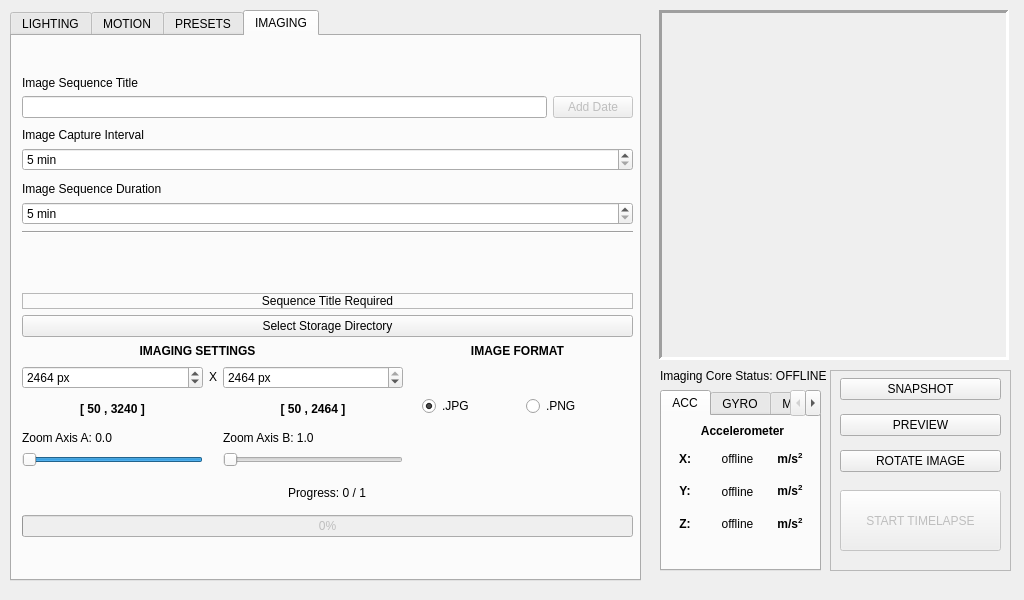
The window that _ui/Clinostat.ui (CoCl-Jerry/SciSpin_Max_Dev) describes before a commit, drawn with Qt 5.
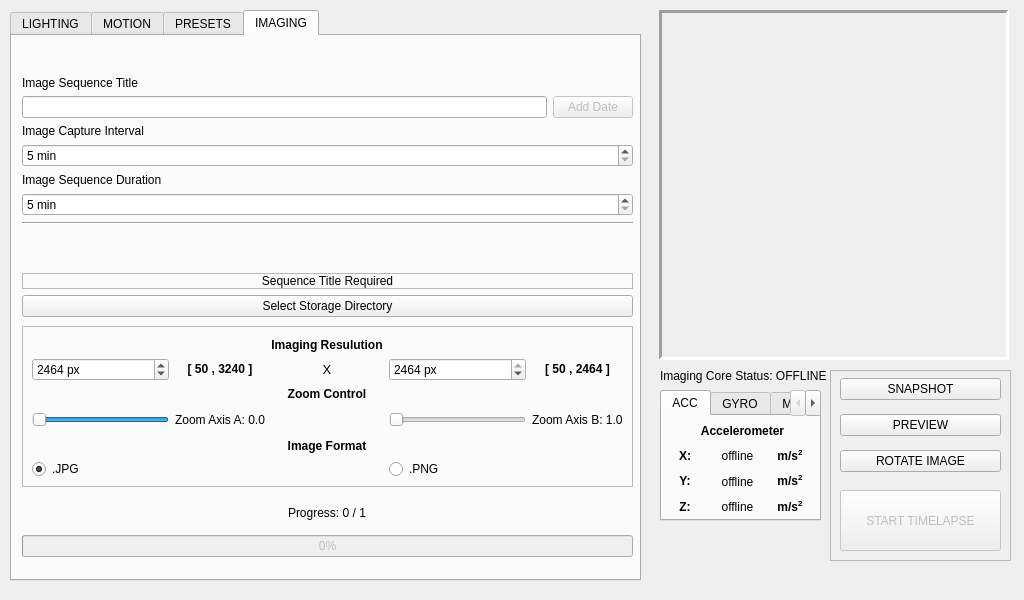
The same window after the commit. The open tabs and pages were chosen to show the change. Icons and pictures are not drawn.

What changed in the file:
```diff
--- a/_ui/Clinostat.ui
+++ b/_ui/Clinostat.ui
@@ -1038,7 +1038,7 @@
         <x>10</x>
         <y>40</y>
         <width>611</width>
-        <height>261</height>
+        <height>241</height>
        </rect>
       </property>
       <layout class="QVBoxLayout" name="verticalLayout_3">
@@ -1217,7 +1217,7 @@
       <property name="geometry">
        <rect>
         <x>10</x>
-        <y>440</y>
+        <y>460</y>
         <width>611</width>
         <height>61</height>
        </rect>
@@ -1242,117 +1242,57 @@
        </item>
       </layout>
      </widget>
-     <widget class="QLabel" name="resolution_label">
+     <widget class="QFrame" name="frame_3">
       <property name="geometry">
        <rect>
-        <x>70</x>
-        <y>300</y>
-        <width>231</width>
-        <height>31</height>
+        <x>10</x>
+        <y>290</y>
+        <width>611</width>
+        <height>161</height>
        </rect>
       </property>
-      <property name="text">
-       <string>&lt;html&gt;&lt;head/&gt;&lt;body&gt;&lt;p align=&quot;center&quot;&gt;&lt;span style=&quot; font-weight:600;&quot;&gt;IMAGING SETTINGS&lt;/span&gt;&lt;/p&gt;&lt;/body&gt;&lt;/html&gt;</string>
+      <property name="frameShape">
+       <enum>QFrame::StyledPanel</enum>
       </property>
-     </widget>
-     <widget class="QWidget" name="horizontalLayoutWidget_6">
-      <property name="geometry">
-       <rect>
-        <x>410</x>
-        <y>340</y>
-        <width>201</width>
-        <height>61</height>
-       </rect>
-      </property>
-      <layout class="QHBoxLayout" name="horizontalLayout_7">
-       <item>
-        <widget class="QRadioButton" name="JPG_radioButton">
-         <property name="text">
-          <string>.JPG</string>
-         </property>
-         <property name="checked">
-          <bool>true</bool>
-         </property>
-        </widget>
-       </item>
-       <item>
-        <widget class="QRadioButton" name="PNG_radioButton">
-         <property name="text">
-          <string>.PNG</string>
-         </property>
-        </widget>
-       </item>
-      </layout>
-     </widget>
-     <widget class="QLabel" name="resolution_label_2">
-      <property name="geometry">
-       <rect>
-        <x>390</x>
-        <y>300</y>
-        <width>231</width>
-        <height>31</height>
-       </rect>
-      </property>
-      <property name="text">
-       <string>&lt;html&gt;&lt;head/&gt;&lt;body&gt;&lt;p align=&quot;center&quot;&gt;&lt;span style=&quot; font-weight:600;&quot;&gt;IMAGE FORMAT&lt;/span&gt;&lt;/p&gt;&lt;/body&gt;&lt;/html&gt;</string>
+      <property name="frameShadow">
+       <enum>QFrame::Sunken</enum>
       </property>
      </widget>
      <widget class="QWidget" name="gridLayoutWidget_2">
       <property name="geometry">
        <rect>
-        <x>10</x>
-        <y>330</y>
-        <width>381</width>
-        <height>101</height>
+        <x>20</x>
+        <y>302</y>
+        <width>591</width>
+        <height>141</height>
        </rect>
       </property>
       <layout class="QGridLayout" name="gridLayout_2">
-       <item row="0" column="0">
-        <widget class="QSpinBox" name="x_resolution_spinBox">
-         <property name="suffix">
-          <string> px</string>
-         </property>
-         <property name="minimum">
-          <number>50</number>
-         </property>
-         <property name="maximum">
-          <number>3240</number>
-         </property>
-         <property name="value">
-          <number>2464</number>
-         </property>
-        </widget>
-       </item>
-       <item row="1" column="0">
-        <widget class="QLabel" name="label_2">
-         <property name="text">
-          <string>&lt;html&gt;&lt;head/&gt;&lt;body&gt;&lt;p align=&quot;center&quot;&gt;&lt;span style=&quot; font-weight:600; color:#000000;&quot;&gt;[ 50 , 3240 ]&lt;/span&gt;&lt;/p&gt;&lt;/body&gt;&lt;/html&gt;</string>
-         </property>
-         <property name="alignment">
-          <set>Qt::AlignCenter</set>
-         </property>
-        </widget>
-       </item>
-       <item row="1" column="1">
+       <item row="3" column="2">
         <widget class="QLabel" name="CoreCtr_label_6">
          <property name="text">
           <string>&lt;html&gt;&lt;head/&gt;&lt;body&gt;&lt;p align=&quot;center&quot;&gt;&lt;br/&gt;&lt;/p&gt;&lt;/body&gt;&lt;/html&gt;</string>
          </property>
         </widget>
        </item>
+       <item row="3" column="4">
+        <widget class="QLabel" name="yAxis_label">
+         <property name="text">
+          <string>Zoom Axis B: 1.0</string>
+         </property>
+        </widget>
+       </item>
        <item row="0" column="2">
-        <widget class="QSpinBox" name="y_resolution_spinBox">
-         <property name="suffix">
-          <string> px</string>
+        <widget class="QLabel" name="resolution_label">
+         <property name="text">
+          <string>&lt;html&gt;&lt;head/&gt;&lt;body&gt;&lt;p align=&quot;center&quot;&gt;&lt;span style=&quot; font-weight:600;&quot;&gt;Imaging Resulution&lt;/span&gt;&lt;/p&gt;&lt;/body&gt;&lt;/html&gt;</string>
          </property>
-         <property name="minimum">
-          <number>50</number>
-         </property>
-         <property name="maximum">
-          <number>2464</number>
-         </property>
-         <property name="value">
-          <number>2464</number>
+        </widget>
+       </item>
+       <item row="3" column="1">
+        <widget class="QLabel" name="xAxis_label">
+         <property name="text">
+          <string>Zoom Axis A: 0.0</string>
          </property>
         </widget>
        </item>
@@ -1382,6 +1322,13 @@
         </widget>
        </item>
        <item row="1" column="2">
+        <widget class="QLabel" name="CoreCtr_label_5">
+         <property name="text">
+          <string>&lt;html&gt;&lt;head/&gt;&lt;body&gt;&lt;p align=&quot;center&quot;&gt;&lt;span style=&quot; font-size:10pt;&quot;&gt;X&lt;/span&gt;&lt;/p&gt;&lt;/body&gt;&lt;/html&gt;</string>
+         </property>
+        </widget>
+       </item>
+       <item row="1" column="4">
         <widget class="QLabel" name="label_3">
          <property name="text">
           <string>&lt;html&gt;&lt;head/&gt;&lt;body&gt;&lt;p align=&quot;center&quot;&gt;&lt;span style=&quot; font-weight:600; color:#000000;&quot;&gt;[ 50 , 2464 ]&lt;/span&gt;&lt;/p&gt;&lt;/body&gt;&lt;/html&gt;</string>
@@ -1391,7 +1338,7 @@
          </property>
         </widget>
        </item>
-       <item row="3" column="2">
+       <item row="3" column="3">
         <widget class="QSlider" name="xAxis_horizontalSlider">
          <property name="maximum">
           <number>100</number>
@@ -1404,24 +1351,76 @@
          </property>
         </widget>
        </item>
-       <item row="0" column="1">
-        <widget class="QLabel" name="CoreCtr_label_5">
+       <item row="1" column="1">
+        <widget class="QLabel" name="label_2">
          <property name="text">
-          <string>&lt;html&gt;&lt;head/&gt;&lt;body&gt;&lt;p align=&quot;center&quot;&gt;X&lt;/p&gt;&lt;/body&gt;&lt;/html&gt;</string>
+          <string>&lt;html&gt;&lt;head/&gt;&lt;body&gt;&lt;p align=&quot;center&quot;&gt;&lt;span style=&quot; font-weight:600; color:#000000;&quot;&gt;[ 50 , 3240 ]&lt;/span&gt;&lt;/p&gt;&lt;/body&gt;&lt;/html&gt;</string>
+         </property>
+         <property name="alignment">
+          <set>Qt::AlignCenter</set>
+         </property>
+        </widget>
+       </item>
+       <item row="1" column="0">
+        <widget class="QSpinBox" name="x_resolution_spinBox">
+         <property name="suffix">
+          <string> px</string>
+         </property>
+         <property name="minimum">
+          <number>50</number>
+         </property>
+         <property name="maximum">
+          <number>3240</number>
+         </property>
+         <property name="value">
+          <number>2464</number>
+         </property>
+        </widget>
+       </item>
+       <item row="6" column="3">
+        <widget class="QRadioButton" name="PNG_radioButton">
+         <property name="text">
+          <string>.PNG</string>
+         </property>
+        </widget>
+       </item>
+       <item row="5" column="2">
+        <widget class="QLabel" name="resolution_label_2">
+         <property name="text">
+          <string>&lt;html&gt;&lt;head/&gt;&lt;body&gt;&lt;p align=&quot;center&quot;&gt;&lt;span style=&quot; font-weight:600;&quot;&gt;Image Format&lt;/span&gt;&lt;/p&gt;&lt;/body&gt;&lt;/html&gt;</string>
+         </property>
+        </widget>
+       </item>
+       <item row="1" column="3">
+        <widget class="QSpinBox" name="y_resolution_spinBox">
+         <property name="suffix">
+          <string> px</string>
+         </property>
+         <property name="minimum">
+          <number>50</number>
+         </property>
+         <property name="maximum">
+          <number>2464</number>
+         </property>
+         <property name="value">
+          <number>2464</number>
+         </property>
+        </widget>
+       </item>
+       <item row="6" column="0">
+        <widget class="QRadioButton" name="JPG_radioButton">
+         <property name="text">
+          <string>.JPG</string>
+         </property>
+         <property name="checked">
+          <bool>true</bool>
          </property>
         </widget>
        </item>
        <item row="2" column="2">
-        <widget class="QLabel" name="yAxis_label">
+        <widget class="QLabel" name="resolution_label_3">
          <property name="text">
-          <string>Zoom Axis B: 1.0</string>
-         </property>
-        </widget>
-       </item>
-       <item row="2" column="0">
-        <widget class="QLabel" name="xAxis_label">
-         <property name="text">
-          <string>Zoom Axis A: 0.0</string>
+          <string>&lt;html&gt;&lt;head/&gt;&lt;body&gt;&lt;p align=&quot;center&quot;&gt;&lt;span style=&quot; font-weight:600;&quot;&gt;Zoom Control&lt;/span&gt;&lt;/p&gt;&lt;/body&gt;&lt;/html&gt;</string>
          </property>
         </widget>
        </item>
@@ -1435,7 +1434,7 @@
       <x>660</x>
       <y>390</y>
       <width>161</width>
-      <height>181</height>
+      <height>131</height>
      </rect>
     </property>
     <property name="currentIndex">
@@ -1464,7 +1463,7 @@
         <x>0</x>
         <y>30</y>
         <width>151</width>
-        <height>91</height>
+        <height>71</height>
        </rect>
       </property>
       <layout class="QHBoxLayout" name="horizontalLayout">
@@ -1860,7 +1859,7 @@
       <x>830</x>
       <y>370</y>
       <width>181</width>
-      <height>201</height>
+      <height>191</height>
      </rect>
     </property>
     <property name="frameShape">
```
Left out of the diff: 8 changed lines with no effect on the pictures.
